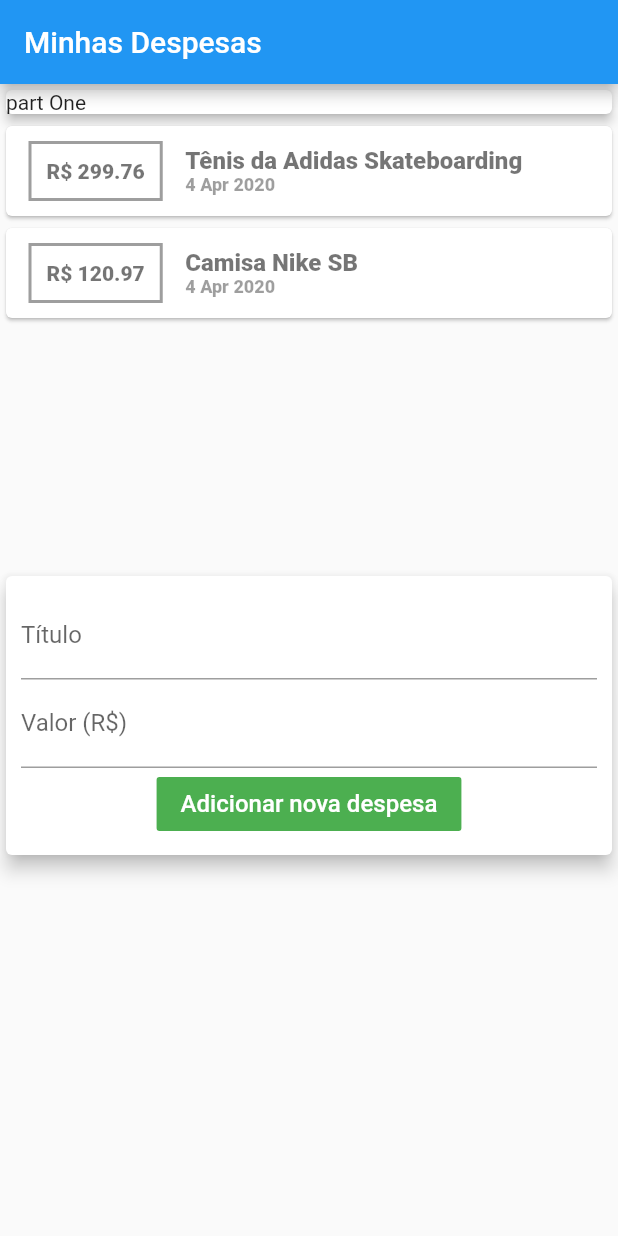
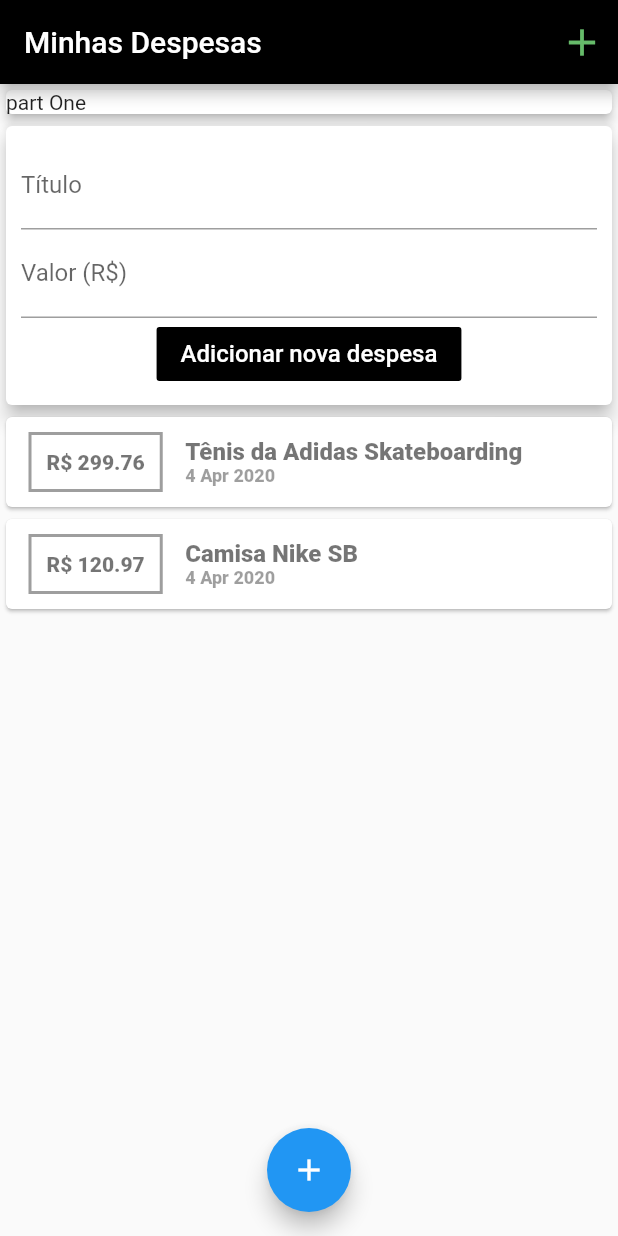
Before and after one commit to hermespedro/flutter-expenses-app, a Flutter app: the screen it shows after launch, on a phone screen of 412 x 824 dp. Run offline on Flutter 3.47's test engine with Material 2 defaults, Android fonts, the phone set to English and light mode, and no system bars.

Commit message:
003 - continuation with floating action button

```diff
--- a/lib/components/transaction_list.dart
+++ b/lib/components/transaction_list.dart
@@ -13,9 +13,11 @@ class TransactionList extends StatelessWidget {
   Widget build(BuildContext context) {
     return Container(
       height: 300,
-      child: SingleChildScrollView(
-            child: Column(
-                children: transactions.map((tr) {
+      child: ListView.builder(
+        itemCount: transactions.length,
+        itemBuilder: (ct, index){
+           final tr = transactions[index];
+
            return Card(
               child: Row(
                 children: <Widget>[
@@ -64,9 +66,10 @@ class TransactionList extends StatelessWidget {
                 ],
               ),
             );
-                }).toList(),
-              ),
+          }
           ),
     );
+
+
   }
 }
--- a/lib/components/transactions_form.dart
+++ b/lib/components/transactions_form.dart
@@ -9,6 +9,18 @@ class TransactionsForm extends StatelessWidget {
 
   TransactionsForm(this.onSubmit);
 
+  _submitForm (){
+
+    final title = titleController.text;
+    final value = double.tryParse(valueController.text) ?? 0.0;
+
+    if(title.isEmpty || value <= 0){
+      return;
+    }
+    onSubmit(title, value);
+
+  }
+
   @override
   Widget build(BuildContext context) {
     return Card(
@@ -19,24 +31,23 @@ class TransactionsForm extends StatelessWidget {
                children: <Widget>[
                  TextField(
                    controller: titleController,
+                   onSubmitted: (_) => _submitForm(),
+
                    decoration: InputDecoration(
                      labelText: 'Título',
                    ),
                  ),
                 TextField(
                   controller: valueController,
+                  keyboardType: TextInputType.numberWithOptions(decimal:true),
+                  onSubmitted: (_) => _submitForm(),
                   decoration: InputDecoration(
                      labelText: 'Valor (R\$) ',
                    ),
                 ),
                 FlatButton(
-                  onPressed: (){
-                    final title = titleController.text;
-                    final value = double.tryParse(valueController.text) ?? 0.0;
-                    onSubmit(title, value);
-                  },
-                  color: Colors.green
-                  ,
+                  onPressed: _submitForm ,
+                  color: Colors.black,
                   child: Text(
                     'Adicionar nova despesa',
                     style: TextStyle(
--- a/lib/components/transactions_user.dart
+++ b/lib/components/transactions_user.dart
@@ -43,8 +43,9 @@ class _TransactionsUserState extends State<TransactionsUser> {
   Widget build(BuildContext context) {
     return Column(
       children: <Widget>[
+        TransactionsForm(_addTransaction),
         TransactionList(_transactions),
-        TransactionsForm(_addTransaction),
+
       ],
     );
   }
--- a/lib/main.dart
+++ b/lib/main.dart
@@ -20,7 +20,15 @@ class MyHomePage extends StatelessWidget {
   Widget build(BuildContext context) {
     return Scaffold(
       appBar: AppBar(
+        backgroundColor: Colors.black,
         title: Text("Minhas Despesas"),
+        actions: <Widget>[
+          IconButton(icon: Icon(Icons.add,
+          color: Colors.green[400],
+          size: 30,
+          ) ,
+           onPressed: (){})
+        ],
       ),
       body: SingleChildScrollView(
               child: Column(
@@ -36,6 +44,11 @@ class MyHomePage extends StatelessWidget {
           ],
         ),
       ),
+      floatingActionButton: FloatingActionButton(
+        onPressed: (){},
+        child: Icon(Icons.add),
+      ),
+      floatingActionButtonLocation: FloatingActionButtonLocation.centerFloat,
     );
   }
 }
```
Lines whose indentation alone changed are shown as unchanged.
